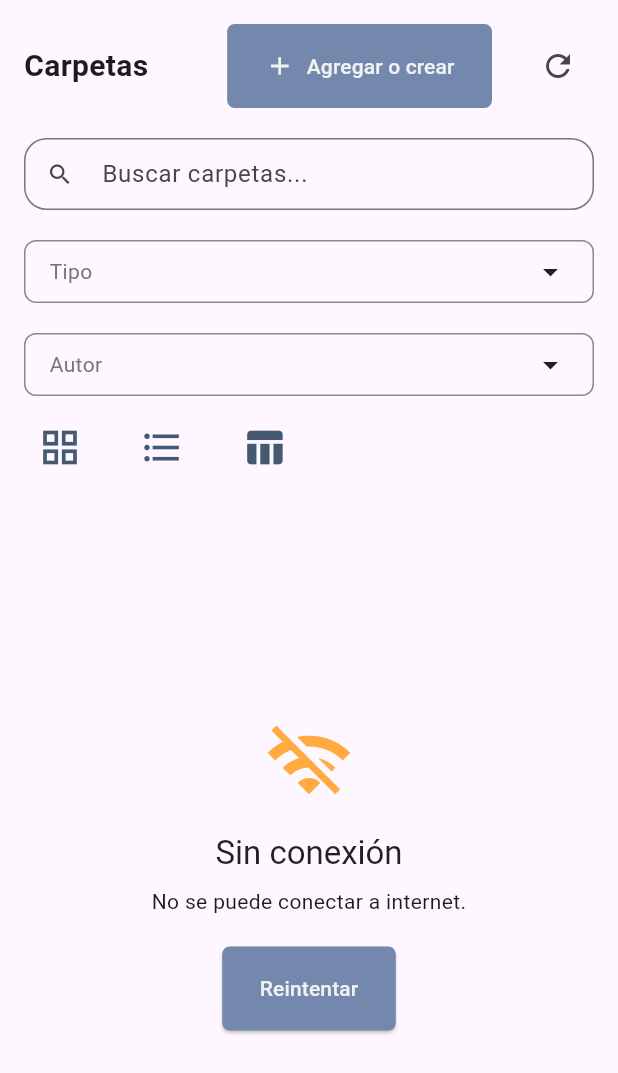
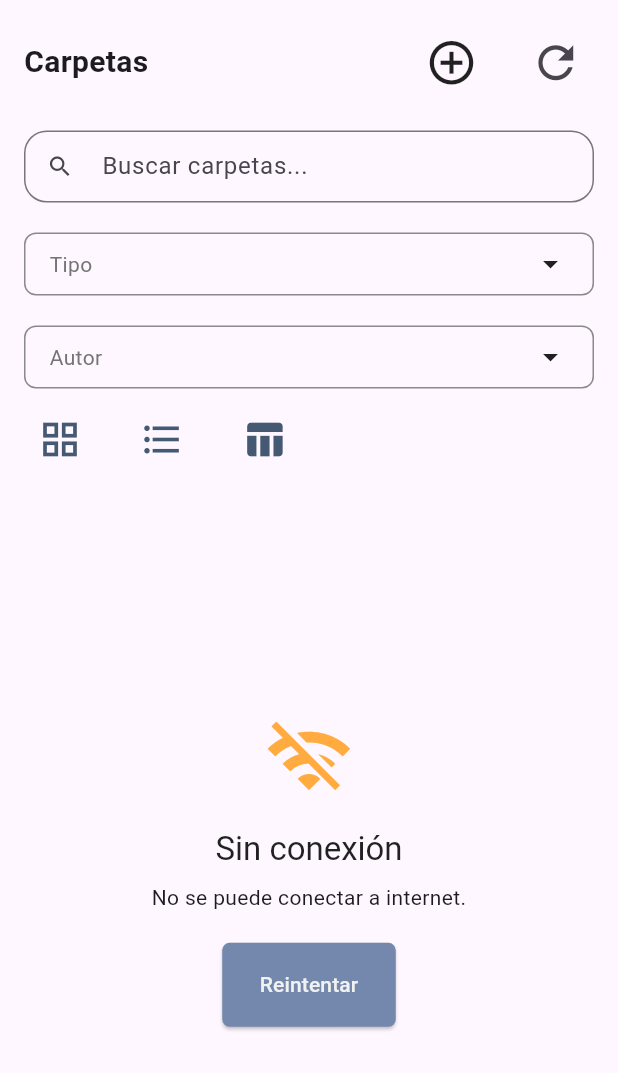
Before and after one commit to sebsanchez99/ArchivaCore, a Flutter app: the FileExplorerView screen opened directly, on a phone screen of 412 x 824 dp. Shown: the top 1073 px of the screen. Run offline on Flutter 3.47's test engine with Material 3 defaults, Android fonts, the phone set to English and light mode, and no system bars; our stand-ins replace dio, dotted_border, easy_sidemenu, file_picker, flutter_bloc, flutter_secure_storage and 3 more; missing offline and left inert: flutter_expandable_table; accounts and stored records are empty; generated files the repository leaves out were written again; network calls fail.

Commit message:
Se realizan cambios de diseño a vista de archivos

```diff
--- a/frontend/lib/presentation/pages/file_explorer/view/file_explorer_view.dart
+++ b/frontend/lib/presentation/pages/file_explorer/view/file_explorer_view.dart
@@ -14,7 +14,6 @@ import 'package:frontend/presentation/pages/file_explorer/view/file_explorer_gri
 import 'package:frontend/presentation/pages/file_explorer/view/file_explorer_list_view.dart';
 import 'package:frontend/presentation/pages/file_explorer/widgets/multi_select_dropdown.dart';
 import 'package:frontend/presentation/pages/notification/bloc/notification_bloc.dart';
-import 'package:frontend/presentation/widgets/buttons/custom_icon_button.dart';
 import 'package:frontend/presentation/widgets/buttons/custom_popupmenu.dart';
 import 'package:frontend/presentation/widgets/states/failure_state.dart';
 import 'package:frontend/presentation/widgets/states/loading_state.dart';
@@ -83,6 +82,7 @@ class FileExplorerView extends StatelessWidget {
                           child: Row(
                             children: [
                               CustomPopupMenu<String>(
+                                icon: Icons.add_circle_outline_outlined,
                                 tooltip: 'Agregar o crear',
                                 onSelected: (option) async {
                                   Navigator.pop(context);
@@ -114,14 +114,10 @@ class FileExplorerView extends StatelessWidget {
                                     ),
                                   ),
                                 ],
-                                child: const CustomIconButton(
-                                  message: 'Agregar o crear',
-                                  icon: Icons.add,
-                                  disabledBackgroundColor: SchemaColors.primary500,
-                                ),
                               ),
                               const SizedBox(width: 20),
                               IconButton(
+                                iconSize: 35,
                                 tooltip: 'Refrescar',
                                 onPressed: () => bloc.add(InitializeEvent()),
                                 icon: const Icon(Icons.refresh),
@@ -137,9 +133,7 @@ class FileExplorerView extends StatelessWidget {
                   LayoutBuilder(
                     builder: (context, constraints) {
                       final isDesktop = constraints.maxWidth > 800;
-                      return isDesktop
-                          ? _buildDesktopControls(bloc, bloc.searchController)
-                          : _buildMobileControls(bloc, bloc.searchController);
+                      return isDesktop ? _buildDesktopControls(bloc, bloc.searchController) : _buildMobileControls(bloc, bloc.searchController);
                     },
                   ),
                   const SizedBox(height: 20),
@@ -149,12 +143,10 @@ class FileExplorerView extends StatelessWidget {
                       loading: (_) => const LoadingState(),
                       failed: (value) => FailureState(failure: value.failure, onRetry: () => bloc.add(InitializeEvent())),
                       loaded: (value) {
-                        // Muestra el indicador de carga si `isBusy` es verdadero
                         if (value.isBusy) {
                           return const LoadingState();
                         }
 
-                        // Muestra la vista correcta según el viewType
                         return value.viewType.when(
                           grid: () => FileExplorerGridView(bloc: bloc, gridBloc: gridBloc),
                           details: () => FileExplorerDetailsView(bloc: bloc),
@@ -183,6 +175,13 @@ class FileExplorerView extends StatelessWidget {
             child: TextField(
               controller: controller,
               decoration: InputDecoration(
+                focusedBorder: OutlineInputBorder(
+                  borderRadius: BorderRadius.circular(15),
+                  borderSide: BorderSide(
+                    color: SchemaColors.secondary500
+                  )
+                ),
+                hintStyle: TextStyle(fontSize: 14),
                 isDense: true,
                 hintText: "Buscar carpetas...",
                 prefixIcon: const Icon(Icons.search),
--- a/frontend/lib/presentation/pages/file_explorer/widgets/multi_select_dropdown.dart
+++ b/frontend/lib/presentation/pages/file_explorer/widgets/multi_select_dropdown.dart
@@ -28,7 +28,7 @@ class MultiSelectDropdownState extends State<MultiSelectDropdown> {
   @override
   Widget build(BuildContext context) {
     return PopupMenuButton<String>(
-      tooltip: 'Mostrar opciones',
+      tooltip: widget.tooltip,
       elevation: 3,
       onSelected: (String item) {},
       // El contenido del menú
--- a/frontend/lib/presentation/widgets/buttons/custom_popupmenu.dart
+++ b/frontend/lib/presentation/widgets/buttons/custom_popupmenu.dart
@@ -2,7 +2,6 @@ import 'package:flutter/material.dart';
 import 'package:frontend/presentation/global/constants/schema_colors.dart';
 
 class CustomPopupMenu<T> extends StatelessWidget {
-  final Widget? child;
   final IconData? icon;
   final List<PopupMenuEntry<T>> items;
   final void Function(T)? onSelected;
@@ -13,7 +12,6 @@ class CustomPopupMenu<T> extends StatelessWidget {
 
   const CustomPopupMenu({
     super.key,
-    this.child,
     this.icon,
     required this.items,
     this.onSelected,
@@ -30,7 +28,7 @@ class CustomPopupMenu<T> extends StatelessWidget {
     final iColor = iconColor ?? theme.iconTheme.color;
 
     return PopupMenuButton<T>(
-
+      iconSize: 35,
       padding: EdgeInsets.zero,
       tooltip: tooltip,
       icon: icon != null ? Icon(icon, color: iColor) : null,
@@ -60,7 +58,6 @@ class CustomPopupMenu<T> extends StatelessWidget {
         return item;
       }).toList(),
       color: bgColor,
-      child: child,
     );
   }
 }
```
